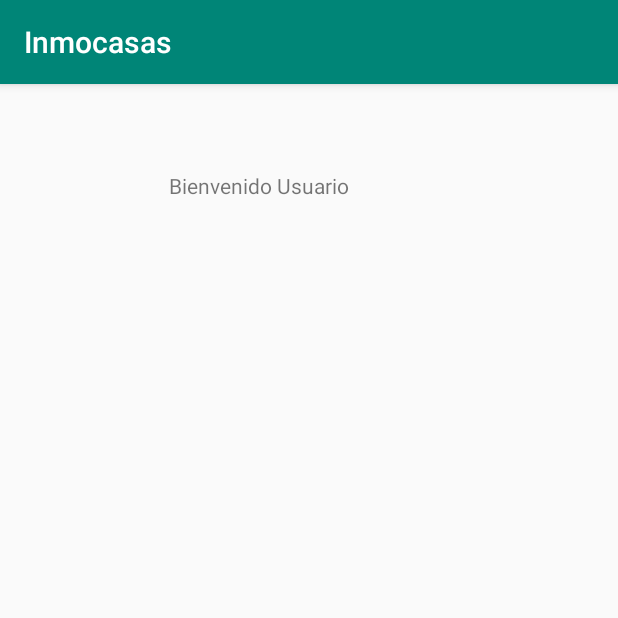
After one commit to 2019-a-gr2-moviles/Inmocasas-Grupo-Morales-Olmedo, an Android app: the UsuarioMainActivity screen opened directly, with no data from a screen before it, on a phone screen of 412 x 824 dp, the top half of it. The commit adds this screen. Run offline under Robolectric (Android 15) with nearby library versions, the phone set to English and light mode, and no system bars.

Commit message:
Login Finished

```diff
--- a/Frontend-inmocasas/app/src/main/AndroidManifest.xml
+++ b/Frontend-inmocasas/app/src/main/AndroidManifest.xml
@@ -1,6 +1,7 @@
 <?xml version="1.0" encoding="utf-8"?>
 <manifest xmlns:android="http://schemas.android.com/apk/res/android"
           package="com.example.inmocasas">
+
     <uses-permission android:name="android.permission.INTERNET"/>
     <uses-permission android:name="android.permission.ACCESS_NETWORK_STATE"/>
 
@@ -12,6 +13,10 @@
             android:supportsRtl="true"
             android:theme="@style/AppTheme"
             android:usesCleartextTraffic="true">
+        <activity android:name=".UsuarioMainActivity">
+        </activity>
+        <activity android:name=".AdministradorMainActivity">
+        </activity>
         <activity android:name=".MainActivity">
             <intent-filter>
                 <action android:name="android.intent.action.MAIN"/>
--- /dev/null
+++ b/Frontend-inmocasas/app/src/main/java/com/example/inmocasas/UsuarioMainActivity.kt
@@ -0,0 +1,12 @@
+package com.example.inmocasas
+
+import android.support.v7.app.AppCompatActivity
+import android.os.Bundle
+
+class UsuarioMainActivity : AppCompatActivity() {
+
+    override fun onCreate(savedInstanceState: Bundle?) {
+        super.onCreate(savedInstanceState)
+        setContentView(R.layout.activity_usuario_main)
+    }
+}
--- a/Frontend-inmocasas/app/src/main/res/layout/activity_main.xml
+++ b/Frontend-inmocasas/app/src/main/res/layout/activity_main.xml
@@ -47,7 +47,7 @@ tools:context=".MainActivity">
             android:text="@string/action_sign_in_short"
             android:layout_width="wrap_content"
             android:layout_height="wrap_content"
-            android:id="@+id/btn_sign_in" android:layout_marginTop="128dp"
+            android:id="@+id/btn_sign_in" android:layout_marginTop="76dp"
             app:layout_constraintTop_toBottomOf="@+id/edit_password"
             app:layout_constraintStart_toStartOf="@+id/edit_password"
             app:layout_constraintEnd_toEndOf="@+id/edit_password" app:layout_constraintHorizontal_bias="0.497"/>
--- /dev/null
+++ b/Frontend-inmocasas/app/src/main/res/layout/activity_usuario_main.xml
@@ -0,0 +1,21 @@
+<?xml version="1.0" encoding="utf-8"?>
+<android.support.constraint.ConstraintLayout
+        xmlns:android="http://schemas.android.com/apk/res/android"
+        xmlns:tools="http://schemas.android.com/tools"
+        xmlns:app="http://schemas.android.com/apk/res-auto"
+        android:layout_width="match_parent"
+        android:layout_height="match_parent"
+        tools:context=".UsuarioMainActivity">
+
+    <TextView
+            android:text="Bienvenido Usuario"
+            android:layout_width="171dp"
+            android:layout_height="47dp"
+            android:id="@+id/textView2" android:layout_marginBottom="8dp"
+            app:layout_constraintBottom_toBottomOf="parent" android:layout_marginTop="8dp"
+            app:layout_constraintTop_toTopOf="parent" app:layout_constraintEnd_toEndOf="parent"
+            android:layout_marginEnd="8dp" android:layout_marginRight="8dp"
+            app:layout_constraintStart_toStartOf="parent" android:layout_marginLeft="8dp"
+            android:layout_marginStart="8dp" app:layout_constraintHorizontal_bias="0.467"
+            app:layout_constraintVertical_bias="0.071"/>
+</android.support.constraint.ConstraintLayout>
```
Also changed, not shown: Frontend-inmocasas/app/src/main/java/com/example/inmocasas/AdministradorMainActivity.kt (added, +12 -0 lines), Frontend-inmocasas/app/src/main/java/com/example/inmocasas/MainActivity.kt (+40 -9 lines), Frontend-inmocasas/app/src/main/res/layout/activity_administrador_main.xml (added, +19 -0 lines).
